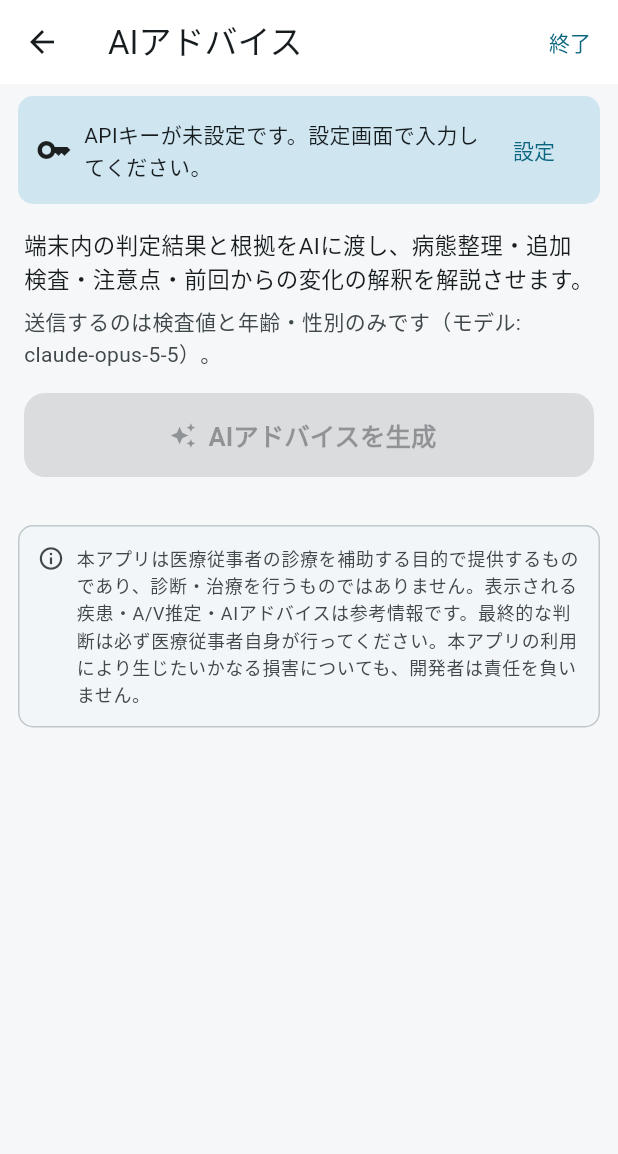
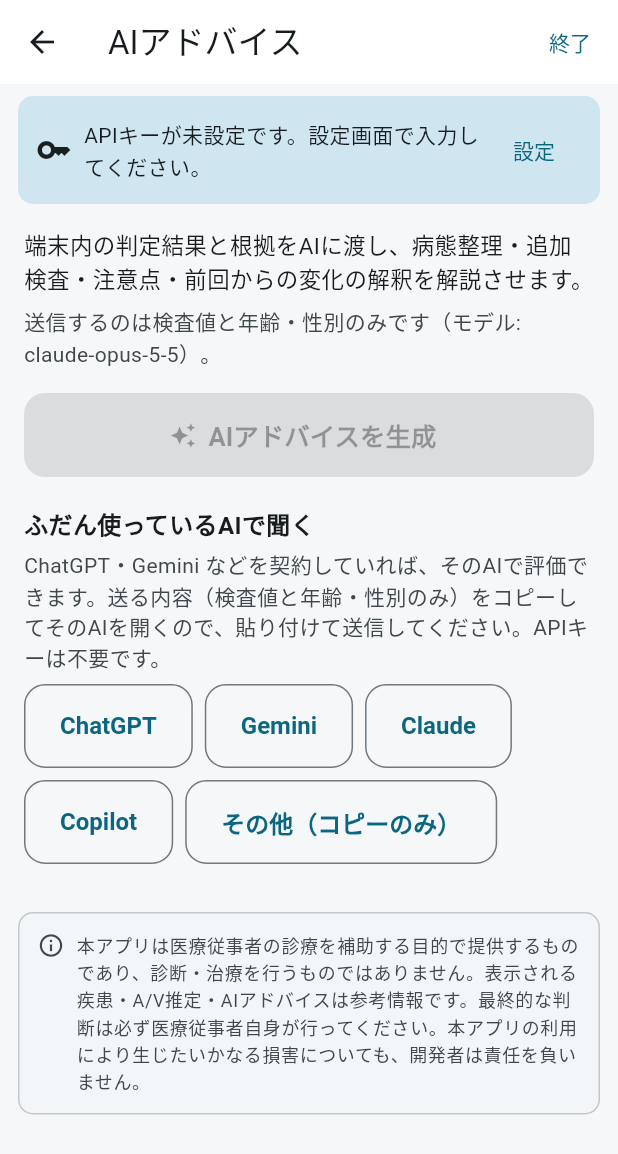
Before and after one commit to taruto0504/saiketu, a Flutter app: the AiScreen screen opened directly with empty values, on a phone screen of 412 x 824 dp. Shown: the top 1154 px of the screen. Run offline on Flutter 3.47's test engine with Material 3 defaults, Android fonts, the phone set to English and light mode, and no system bars; our stand-ins replace connectivity_plus, fl_chart, flutter_secure_storage, image_picker, local_auth, shared_preferences and 1 more; accounts and stored records are empty.

Commit message:
Let users ask the AI they already use
The AI screen gets ChatGPT, Gemini, Claude, Copilot and copy-only
buttons. After showing what will be shared (lab values, age and sex
only), the prompt is copied and the chosen AI is opened, so the user
can paste it into their own subscription without an API key.

Co-Authored-By: Claude Opus 5.5 <noreply@anthropic.com>
Claude-Session: https://claude.ai/code/session_018od6uKdjrvoAUpTTuvYb1F

```diff
--- a/lib/screens/ai_screen.dart
+++ b/lib/screens/ai_screen.dart
@@ -3,6 +3,7 @@ import 'dart:async';
 import 'package:flutter/material.dart';
 import 'package:flutter/services.dart';
 import 'package:provider/provider.dart';
+import 'package:url_launcher/url_launcher.dart';
 
 import '../models/lab_set.dart';
 import '../services/ai_service.dart';
@@ -138,6 +139,43 @@ class _AiScreenState extends State<AiScreen> {
     ]);
   }
 
+  /// ふだん使っているAI（ChatGPT・Gemini など）で聞く：送る内容をコピーして、そのAIを開く（各社の有料プランもそのまま使える）。
+  Future<void> _askExternal(String name, String? url) async {
+    final summary = _buildSummary();
+    final text = '${AiService.systemPrompt}\n\n$summary\n\n${AiService.initialRequest}';
+    final ok = await showDialog<bool>(
+      context: context,
+      builder: (ctx) => AlertDialog(
+        title: Text(url == null ? '送る内容をコピー' : '$nameで聞く'),
+        content: SizedBox(
+          width: 520,
+          child: SingleChildScrollView(
+            child: Column(crossAxisAlignment: CrossAxisAlignment.start, children: [
+              Text(url == null
+                  ? '以下の内容をコピーします。お使いのAIに貼り付けて送信してください。氏名・ID・フォルダ名・日付・自由記載は含みません。'
+                  : '以下の内容をコピーします。$nameが開いたら、入力欄を長押しして「ペースト」し、送信してください。氏名・ID・フォルダ名・日付・自由記載は含みません。'),
+              const SizedBox(height: 8),
+              Container(
+                padding: const EdgeInsets.all(8),
+                color: Theme.of(ctx).colorScheme.surfaceContainerHighest,
+                child: Text(summary, style: const TextStyle(fontSize: 11.5, fontFamily: 'monospace')),
+              ),
+            ]),
+          ),
+        ),
+        actions: [
+          TextButton(onPressed: () => Navigator.pop(ctx, false), child: const Text('キャンセル')),
+          FilledButton(onPressed: () => Navigator.pop(ctx, true), child: Text(url == null ? 'コピーする' : 'コピーして$nameを開く')),
+        ],
+      ),
+    );
+    if (ok != true || !mounted) return;
+    await Clipboard.setData(ClipboardData(text: text));
+    if (!mounted) return;
+    showSnack(context, 'コピーしました。開いたAIの入力欄に貼り付けて送信してください');
+    if (url != null) await launchUrl(Uri.parse(url), mode: LaunchMode.externalApplication);
+  }
+
   Future<void> _ask() async {
     final q = _input.text.trim();
     if (q.isEmpty) return;
@@ -224,6 +262,22 @@ class _AiScreenState extends State<AiScreen> {
                           label: const Text('AIアドバイスを生成'),
                         ),
                       ),
+                      const SizedBox(height: 20),
+                      const Text('ふだん使っているAIで聞く', style: TextStyle(fontWeight: FontWeight.w700, fontSize: 16)),
+                      const SizedBox(height: 4),
+                      Text('ChatGPT・Gemini などを契約していれば、そのAIで評価できます。送る内容（検査値と年齢・性別のみ）をコピーしてそのAIを開くので、貼り付けて送信してください。APIキーは不要です。',
+                          style: TextStyle(color: scheme.onSurfaceVariant)),
+                      const SizedBox(height: 8),
+                      Wrap(spacing: 8, runSpacing: 8, children: [
+                        for (final (name, url) in const [
+                          ('ChatGPT', 'https://chatgpt.com/'),
+                          ('Gemini', 'https://gemini.google.com/app'),
+                          ('Claude', 'https://claude.ai/new'),
+                          ('Copilot', 'https://copilot.microsoft.com/'),
+                          ('その他（コピーのみ）', null),
+                        ])
+                          OutlinedButton(onPressed: () => _askExternal(name, url), child: Text(name)),
+                      ]),
                     ]),
                   ),
                 for (final (i, m) in _messages.indexed)
--- a/pubspec.yaml
+++ b/pubspec.yaml
@@ -48,6 +48,7 @@ dependencies:
   path: ^1.9.1
   flutter_localizations:
     sdk: flutter
+  url_launcher: ^6.3.3
 
 dev_dependencies:
   flutter_test:
```
Also changed, not shown: pubspec.lock.
